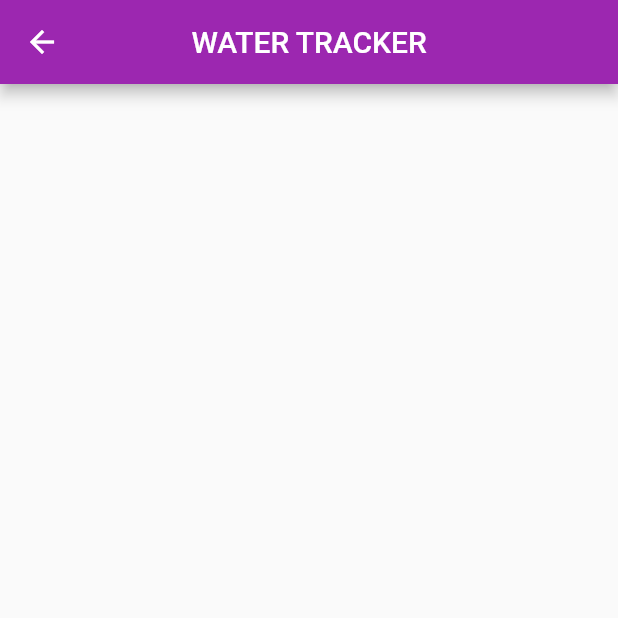
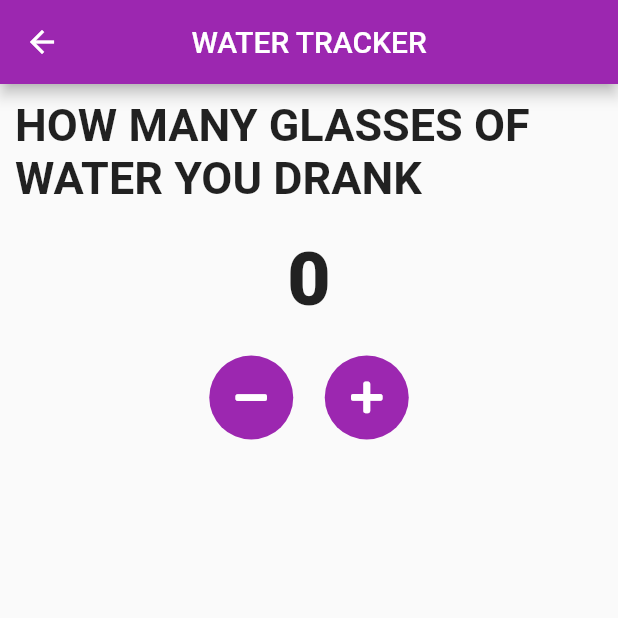
Before and after one commit to NidhiBhanushali3701/Fooducate-App, a Flutter app: the H2OTracker screen opened by its route, on a phone screen of 412 x 824 dp, the top half of it. Run offline on Flutter 3.47's test engine with Material 2 defaults, Android fonts, the phone set to English and light mode, and no system bars; our stand-ins replace firebase_auth, firebase_core, font_awesome_flutter, google_sign_in, modal_progress_hud, pedometer; accounts and stored records are empty.

Commit message:
step,bmi,h2o tracker updated

```diff
--- a/lib/trackers/h2o_tracker.dart
+++ b/lib/trackers/h2o_tracker.dart
@@ -13,15 +13,17 @@ import '../calculator_brain.dart';
 class H2OTracker extends StatefulWidget {
   static String id = 'h2oTrackerScreen';
   AppUser cAppUser;
-  H2OTracker({Key key,this.cAppUser}) : super(key: key);
+  H2OTracker({Key key, this.cAppUser}) : super(key: key);
   @override
   _H2OTrackerState createState() => _H2OTrackerState();
 }
 
 class _H2OTrackerState extends State<H2OTracker> with Tracker {
-  int userDrankH2O; //user drank H2O
+  int userDrankH2O = 0; //user drank H2O
   double h2oProgress;
   AppUser cAppUser;
+  CalculatorBrain cBrain;
+  String h2oMSG = '';
   double calculateH2OProgress() {
     return h2oProgress = (userDrankH2O / cAppUser.getDailyH2O());
   }
@@ -40,7 +42,59 @@ class _H2OTrackerState extends State<H2OTracker> with Tracker {
           child: Container(
             child: Column(
               children: <Widget>[
-
+                ReusableCard(
+                  cardChild: Column(
+                    mainAxisAlignment: MainAxisAlignment.center,
+                    children: [
+                      Text(
+                        "HOW MANY GLASSES OF WATER YOU DRANK ",
+                        style: kLabelTextStyle,
+                      ),
+                      SizedBox(
+                        height: 21.0,
+                      ),
+                      Text(
+                        userDrankH2O.toString(),
+                        style: kNumberTextStyle,
+                      ),
+                      SizedBox(
+                        height: 21.0,
+                      ),
+                      Row(
+                        mainAxisAlignment: MainAxisAlignment.center,
+                        children: [
+                          RoundIconButton(
+                            icon: FontAwesomeIcons.minus,
+                            onPressed: () {
+                              setState(() {
+                                if (userDrankH2O > 0) {
+                                  userDrankH2O--;
+                                  h2oMSG = ' ';
+                                } else {
+                                  userDrankH2O = 0;
+                                  h2oMSG = 'Water drank cant be negative';
+                                }
+                              });
+                            },
+                          ),
+                          SizedBox(
+                            width: 21.0,
+                          ),
+                          RoundIconButton(
+                            icon: FontAwesomeIcons.plus,
+                            onPressed: () {
+                              setState(() {
+                                userDrankH2O++;
+                                h2oMSG = 'GOOD H2O is needed for proper body functions!';
+                              });
+                            },
+                          )
+                        ],
+                      ),
+                      Text(h2oMSG),
+                    ],
+                  ),
+                ),
               ],
             ),
           ),
```
Also changed, not shown: lib/screens/home_screen.dart (+19 -7 lines), lib/screens/user_data_input_screen.dart (+14 -3 lines).
